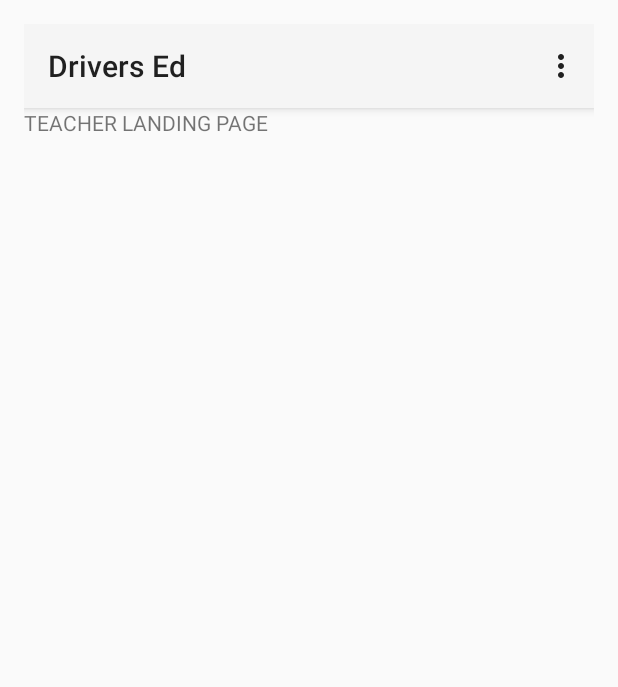
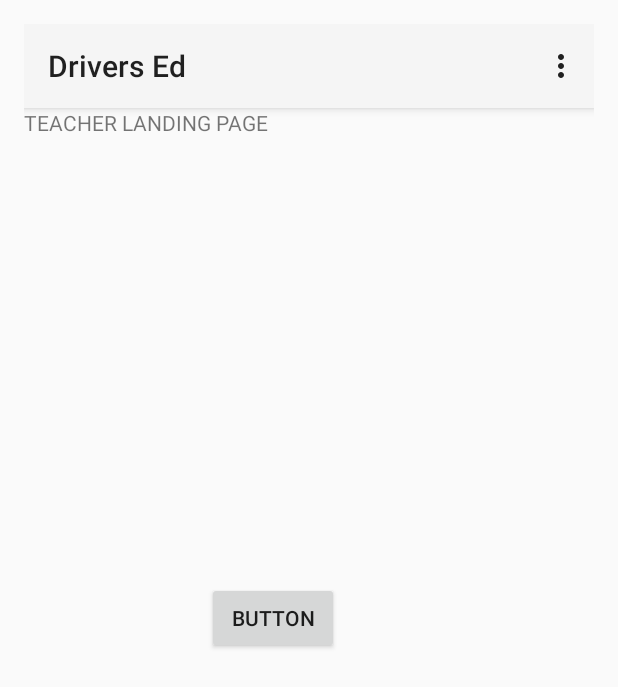
Before and after one commit to ajpowell021/driversed, an Android app: the screen it shows after launch once a user with an empty profile is signed in (TeacherLanding), on a phone screen of 412 x 824 dp. Shown: the top 687 px of the screen. Run offline under Robolectric (Android 15) with nearby library versions, the phone set to English and light mode, and no system bars; our stand-ins replace Firebase (no records; nobody signed in at launch, a user with empty details on screens opened directly).

Commit message:
whatup doe

```diff
--- a/app/build.gradle
+++ b/app/build.gradle
@@ -26,8 +26,9 @@ dependencies {
         exclude group: 'com.android.support', module: 'support-annotations'
     })
     compile 'com.android.support:appcompat-v7:25.1.0'
+    compile 'com.google.firebase:firebase-database:10.0.1'
+    compile 'com.google.firebase:firebase-auth:10.0.1'
+    compile 'com.google.android.gms:play-services:10.0.1'
     testCompile 'junit:junit:4.12'
     apply plugin: 'com.google.gms.google-services'
-    compile 'com.google.firebase:firebase-database:9.4.0'
-    compile 'com.google.firebase:firebase-auth:9.4.0'
 }
--- a/app/src/main/java/stone/philosophers/com/driversed/TeacherLanding.java
+++ b/app/src/main/java/stone/philosophers/com/driversed/TeacherLanding.java
@@ -6,6 +6,8 @@ import android.os.Bundle;
 import android.support.v7.widget.Toolbar;
 import android.view.Menu;
 import android.view.MenuItem;
+import android.view.View;
+import android.widget.Button;
 
 import com.google.firebase.auth.FirebaseAuth;
 import com.google.firebase.auth.FirebaseUser;
@@ -14,6 +16,7 @@ public class TeacherLanding extends AppCompatActivity {
 
     private FirebaseAuth mFirebaseAuth;
     private FirebaseUser mFirebaseUser;
+    protected Button mapButton;
 
     @Override
     public boolean onCreateOptionsMenu(Menu menu) {
@@ -30,6 +33,15 @@ public class TeacherLanding extends AppCompatActivity {
 
         mFirebaseAuth = FirebaseAuth.getInstance();
         mFirebaseUser = mFirebaseAuth.getCurrentUser();
+        mapButton = (Button) findViewById(R.id.mapButton);
+
+        mapButton.setOnClickListener(new View.OnClickListener() {
+            @Override
+            public void onClick(View v) {
+                Intent intent = new Intent(TeacherLanding.this, MapsActivity.class);
+                startActivity(intent);
+            }
+        });
     }
 
     @Override
--- a/app/src/main/res/layout/activity_teacher_landing.xml
+++ b/app/src/main/res/layout/activity_teacher_landing.xml
@@ -27,4 +27,15 @@
         android:layout_below="@+id/main_toolbar"
         />
 
+    <Button
+        android:text="Button"
+        android:layout_width="wrap_content"
+        android:layout_height="wrap_content"
+        android:id="@+id/mapButton"
+        android:layout_centerVertical="true"
+        android:layout_alignParentLeft="true"
+        android:layout_alignParentStart="true"
+        android:layout_marginLeft="122dp"
+        android:layout_marginStart="122dp" />
+
 </RelativeLayout>
--- a/app/src/main/res/values/strings.xml
+++ b/app/src/main/res/values/strings.xml
@@ -15,6 +15,7 @@
     <string name="title_activity_login">Sign in</string>
     <string name="add_item">Add New Item</string>
     <string name="action_logout">Logout</string>
+    <string name="title_activity_maps">Map</string>
     <!-- ///////////////////////////////////////// -->
 
 </resources>
```
Also changed, not shown: app/src/debug/res/values/google_maps_api.xml (added, +21 -0 lines), app/src/main/AndroidManifest.xml (+23 -1 lines), app/src/main/java/stone/philosophers/com/driversed/MapsActivity.java (added, +46 -0 lines), app/src/main/res/layout/activity_maps.xml (added, +8 -0 lines), 1 other file.
